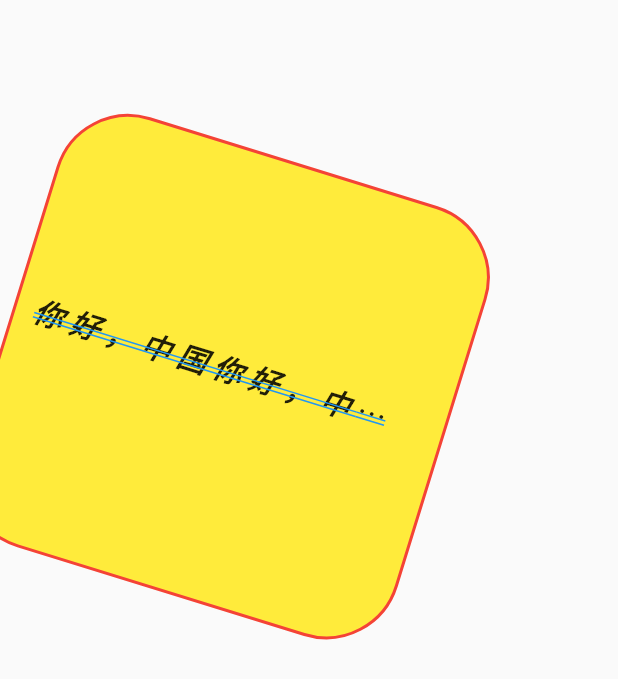
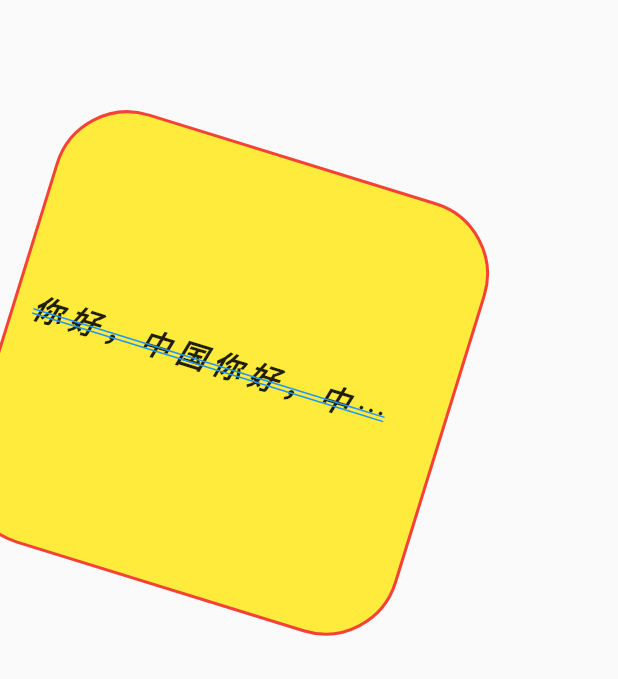
Before and after one commit to changshuai7/flutter_app_demo, a Flutter app: the ContainerAndTextHomeContent widget shown alone on an empty page, opened directly, on a phone screen of 412 x 824 dp. Shown: the part 306-985 px from the top of the screen. Run offline on Flutter 3.47's test engine with Material 2 defaults, Android fonts, the phone set to English and light mode, and no system bars.

```diff
--- a/lib/widget/container_and_text_demo.dart
+++ b/lib/widget/container_and_text_demo.dart
@@ -10,7 +10,7 @@ class ContainerAndTextHomeContent extends StatelessWidget {
         //child对其方式为：居中
         alignment: Alignment.center,
         //外边距为12
-        margin: EdgeInsets.only(top: 12),
+        margin: EdgeInsets.all(12),
         //内边距
         padding: EdgeInsets.fromLTRB(10, 10, 20, 20),
         //高度
```
